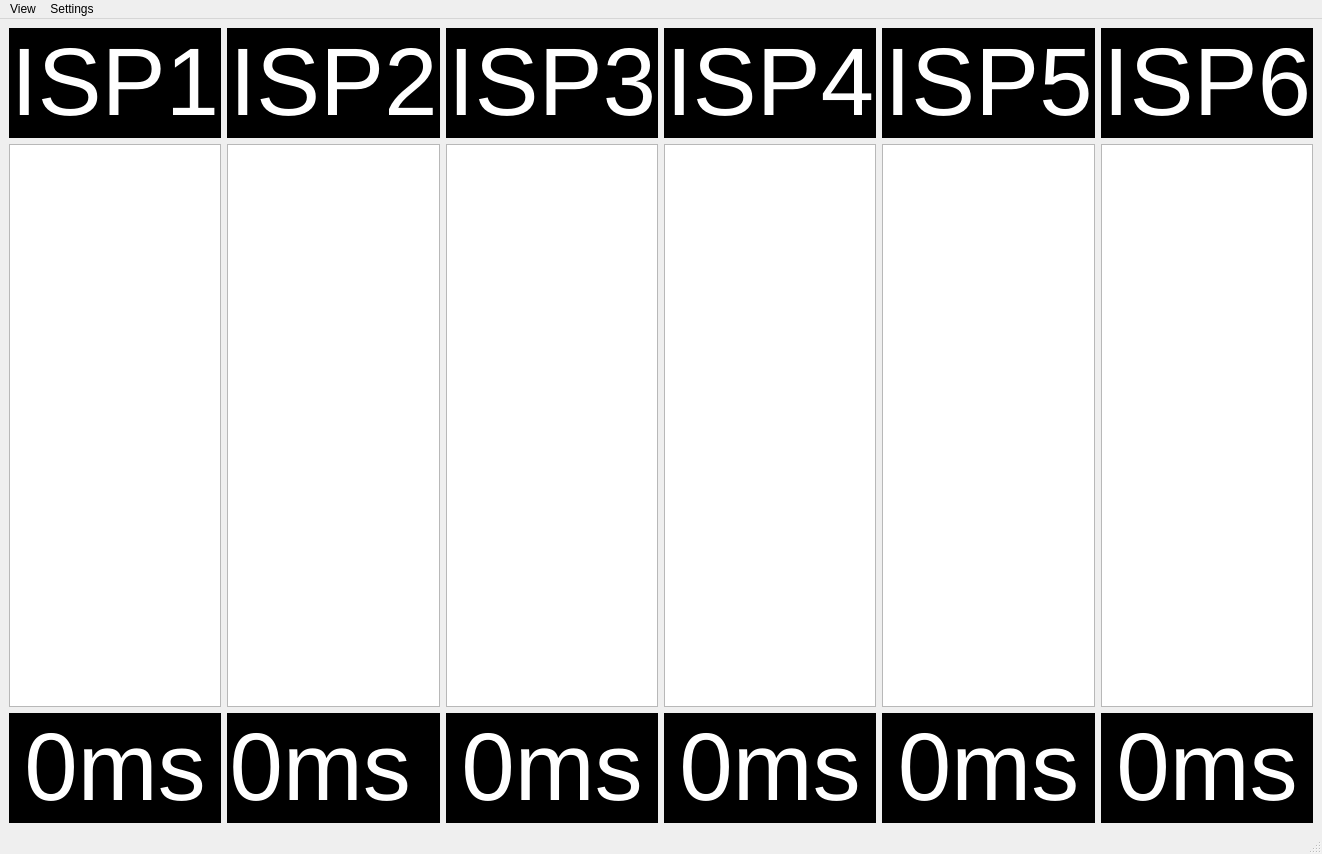
The window that ping_gui.ui (andreslearns/ping-dashboard) describes before a commit, drawn with Qt 5.
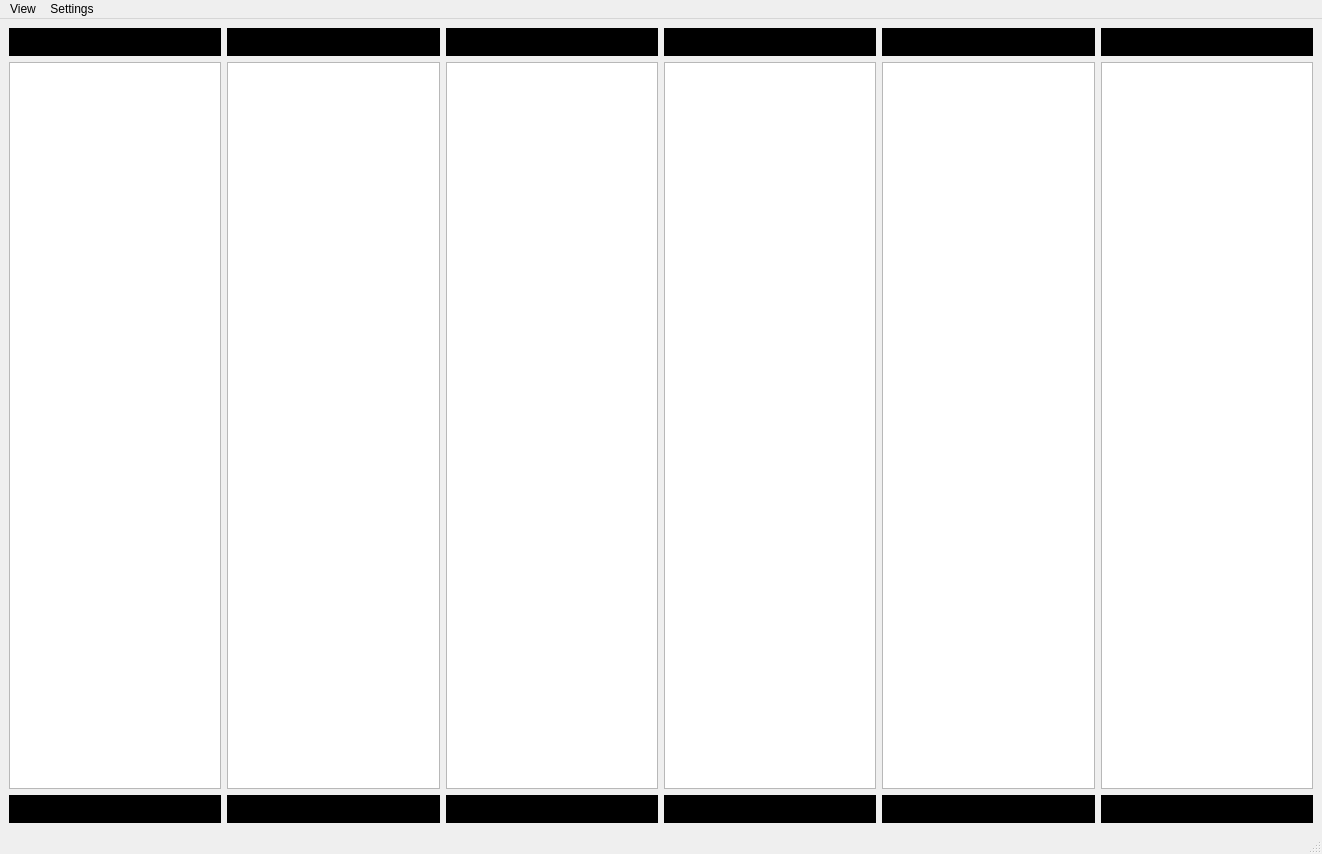
The same window after the commit.

What changed in the file:
```diff
--- a/ping_gui.ui
+++ b/ping_gui.ui
@@ -440,7 +440,7 @@
            <bool>true</bool>
           </property>
           <property name="text">
-           <string>&lt;html&gt;&lt;head/&gt;&lt;body&gt;&lt;p align=&quot;center&quot;&gt;&lt;span style=&quot; font-size:72pt;&quot;&gt;ISP1&lt;/span&gt;&lt;/p&gt;&lt;/body&gt;&lt;/html&gt;</string>
+           <string>&lt;html&gt;&lt;head/&gt;&lt;body&gt;&lt;p align=&quot;center&quot;&gt;&lt;br/&gt;&lt;/p&gt;&lt;/body&gt;&lt;/html&gt;</string>
           </property>
          </widget>
         </item>
@@ -865,7 +865,7 @@
            <bool>true</bool>
           </property>
           <property name="text">
-           <string>&lt;html&gt;&lt;head/&gt;&lt;body&gt;&lt;p align=&quot;center&quot;&gt;&lt;span style=&quot; font-size:72pt;&quot;&gt;ISP2&lt;/span&gt;&lt;/p&gt;&lt;/body&gt;&lt;/html&gt;</string>
+           <string>&lt;html&gt;&lt;head/&gt;&lt;body&gt;&lt;p align=&quot;center&quot;&gt;&lt;br/&gt;&lt;/p&gt;&lt;/body&gt;&lt;/html&gt;</string>
           </property>
          </widget>
         </item>
@@ -1290,7 +1290,7 @@
            <bool>true</bool>
           </property>
           <property name="text">
-           <string>&lt;html&gt;&lt;head/&gt;&lt;body&gt;&lt;p align=&quot;center&quot;&gt;&lt;span style=&quot; font-size:72pt;&quot;&gt;ISP3&lt;/span&gt;&lt;/p&gt;&lt;/body&gt;&lt;/html&gt;</string>
+           <string>&lt;html&gt;&lt;head/&gt;&lt;body&gt;&lt;p align=&quot;center&quot;&gt;&lt;br/&gt;&lt;/p&gt;&lt;/body&gt;&lt;/html&gt;</string>
           </property>
          </widget>
         </item>
@@ -1715,7 +1715,7 @@
            <bool>true</bool>
           </property>
           <property name="text">
-           <string>&lt;html&gt;&lt;head/&gt;&lt;body&gt;&lt;p align=&quot;center&quot;&gt;&lt;span style=&quot; font-size:72pt;&quot;&gt;ISP4&lt;/span&gt;&lt;/p&gt;&lt;/body&gt;&lt;/html&gt;</string>
+           <string>&lt;html&gt;&lt;head/&gt;&lt;body&gt;&lt;p align=&quot;center&quot;&gt;&lt;br/&gt;&lt;/p&gt;&lt;/body&gt;&lt;/html&gt;</string>
           </property>
          </widget>
         </item>
@@ -2140,7 +2140,7 @@
            <bool>true</bool>
           </property>
           <property name="text">
-           <string>&lt;html&gt;&lt;head/&gt;&lt;body&gt;&lt;p align=&quot;center&quot;&gt;&lt;span style=&quot; font-size:72pt;&quot;&gt;ISP5&lt;/span&gt;&lt;/p&gt;&lt;/body&gt;&lt;/html&gt;</string>
+           <string>&lt;html&gt;&lt;head/&gt;&lt;body&gt;&lt;p align=&quot;center&quot;&gt;&lt;br/&gt;&lt;/p&gt;&lt;/body&gt;&lt;/html&gt;</string>
           </property>
          </widget>
         </item>
@@ -2565,7 +2565,7 @@
            <bool>true</bool>
           </property>
           <property name="text">
-           <string>&lt;html&gt;&lt;head/&gt;&lt;body&gt;&lt;p align=&quot;center&quot;&gt;&lt;span style=&quot; font-size:72pt;&quot;&gt;ISP6&lt;/span&gt;&lt;/p&gt;&lt;/body&gt;&lt;/html&gt;</string>
+           <string>&lt;html&gt;&lt;head/&gt;&lt;body&gt;&lt;p align=&quot;center&quot;&gt;&lt;br/&gt;&lt;/p&gt;&lt;/body&gt;&lt;/html&gt;</string>
           </property>
          </widget>
         </item>
@@ -3085,7 +3085,7 @@
            <bool>true</bool>
           </property>
           <property name="text">
-           <string>&lt;html&gt;&lt;head/&gt;&lt;body&gt;&lt;p align=&quot;center&quot;&gt;&lt;span style=&quot; font-size:72pt;&quot;&gt;0ms&lt;/span&gt;&lt;/p&gt;&lt;/body&gt;&lt;/html&gt;</string>
+           <string>&lt;html&gt;&lt;head/&gt;&lt;body&gt;&lt;p align=&quot;center&quot;&gt;&lt;br/&gt;&lt;/p&gt;&lt;/body&gt;&lt;/html&gt;</string>
           </property>
          </widget>
         </item>
@@ -3510,8 +3510,7 @@
            <bool>true</bool>
           </property>
           <property name="text">
-           <string>&lt;html&gt;&lt;head/&gt;&lt;body&gt;&lt;p align=&quot;center&quot;&gt;&lt;span style=&quot; font-size:72pt;&quot;&gt;0ms
-&lt;/span&gt;&lt;/p&gt;&lt;/body&gt;&lt;/html&gt;</string>
+           <string>&lt;html&gt;&lt;head/&gt;&lt;body&gt;&lt;p align=&quot;center&quot;&gt;&lt;br/&gt;&lt;/p&gt;&lt;/body&gt;&lt;/html&gt;</string>
           </property>
          </widget>
         </item>
@@ -3936,7 +3935,7 @@
            <bool>true</bool>
           </property>
           <property name="text">
-           <string>&lt;html&gt;&lt;head/&gt;&lt;body&gt;&lt;p align=&quot;center&quot;&gt;&lt;span style=&quot; font-size:72pt;&quot;&gt;0ms&lt;/span&gt;&lt;/p&gt;&lt;/body&gt;&lt;/html&gt;</string>
+           <string>&lt;html&gt;&lt;head/&gt;&lt;body&gt;&lt;p align=&quot;center&quot;&gt;&lt;br/&gt;&lt;/p&gt;&lt;/body&gt;&lt;/html&gt;</string>
           </property>
          </widget>
         </item>
@@ -4361,7 +4360,7 @@
            <bool>true</bool>
           </property>
           <property name="text">
-           <string>&lt;html&gt;&lt;head/&gt;&lt;body&gt;&lt;p align=&quot;center&quot;&gt;&lt;span style=&quot; font-size:72pt;&quot;&gt;0ms&lt;/span&gt;&lt;/p&gt;&lt;/body&gt;&lt;/html&gt;</string>
+           <string>&lt;html&gt;&lt;head/&gt;&lt;body&gt;&lt;p align=&quot;center&quot;&gt;&lt;br/&gt;&lt;/p&gt;&lt;/body&gt;&lt;/html&gt;</string>
           </property>
          </widget>
         </item>
@@ -4786,7 +4785,7 @@
            <bool>true</bool>
           </property>
           <property name="text">
-           <string>&lt;html&gt;&lt;head/&gt;&lt;body&gt;&lt;p align=&quot;center&quot;&gt;&lt;span style=&quot; font-size:72pt;&quot;&gt;0ms&lt;/span&gt;&lt;/p&gt;&lt;/body&gt;&lt;/html&gt;</string>
+           <string>&lt;html&gt;&lt;head/&gt;&lt;body&gt;&lt;p align=&quot;center&quot;&gt;&lt;br/&gt;&lt;/p&gt;&lt;/body&gt;&lt;/html&gt;</string>
           </property>
          </widget>
         </item>
@@ -5211,7 +5210,7 @@
            <bool>true</bool>
           </property>
           <property name="text">
-           <string>&lt;html&gt;&lt;head/&gt;&lt;body&gt;&lt;p align=&quot;center&quot;&gt;&lt;span style=&quot; font-size:72pt;&quot;&gt;0ms&lt;/span&gt;&lt;/p&gt;&lt;/body&gt;&lt;/html&gt;</string>
+           <string>&lt;html&gt;&lt;head/&gt;&lt;body&gt;&lt;p align=&quot;center&quot;&gt;&lt;br/&gt;&lt;/p&gt;&lt;/body&gt;&lt;/html&gt;</string>
           </property>
          </widget>
         </item>
```
Left out of the diff: 12 changed lines with no effect on the pictures.
